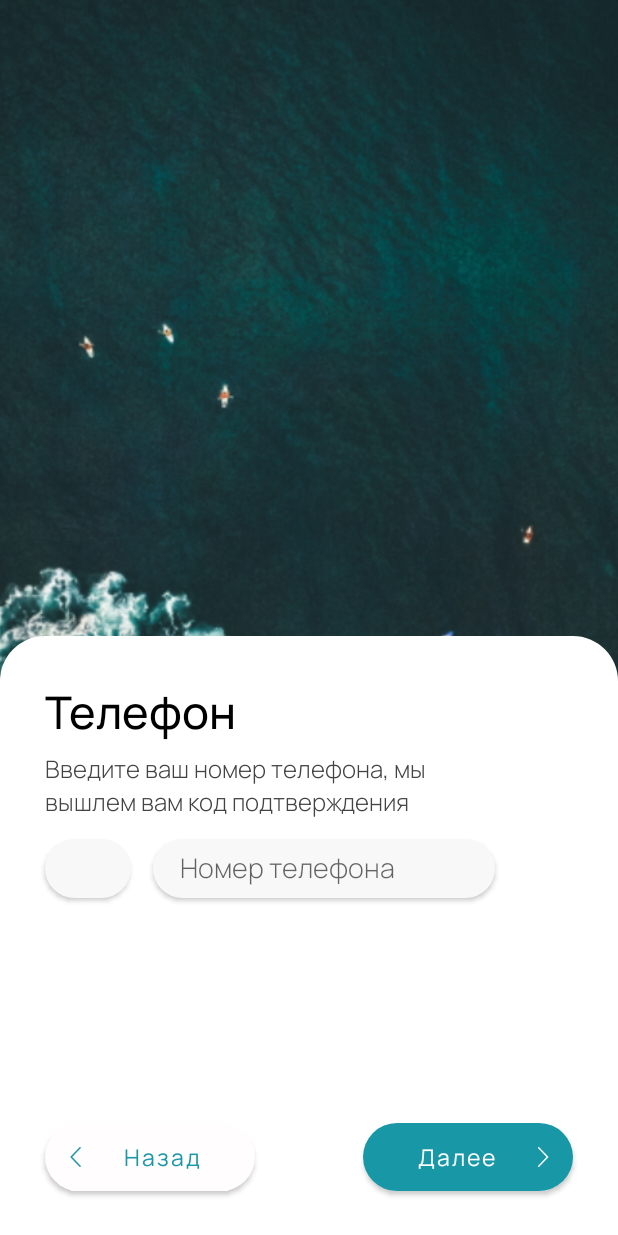
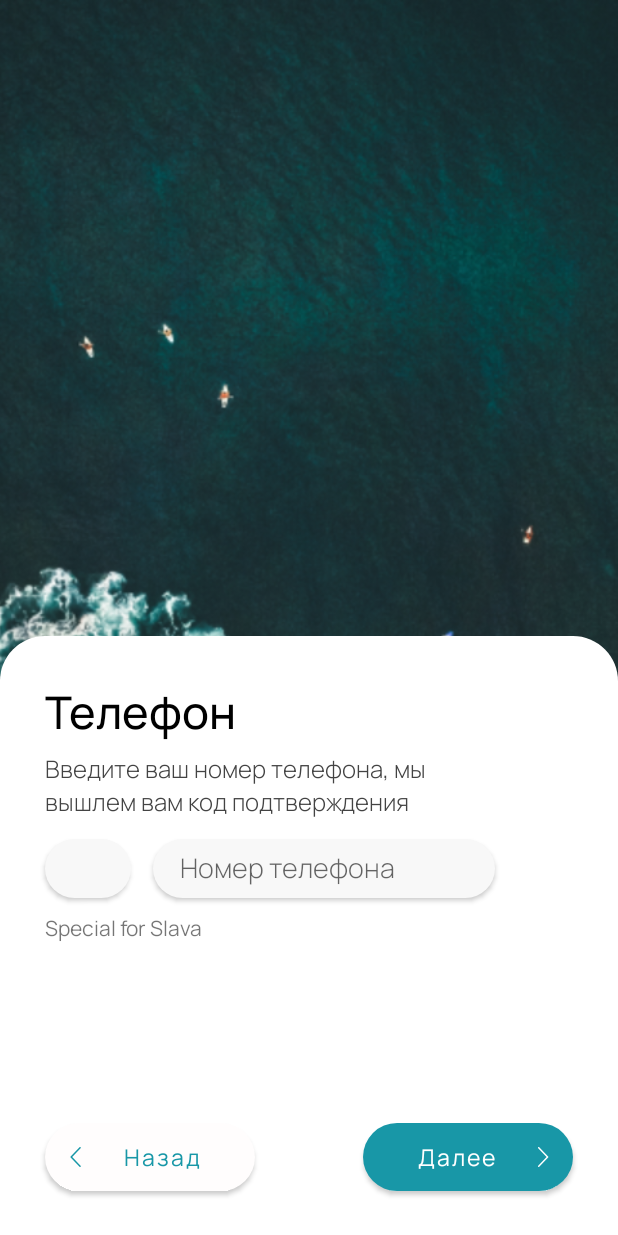
Before and after one commit to LightHope36/MedApp, an Android app: the auth3 screen opened directly, with no data from a screen before it, on a phone screen of 412 x 824 dp. Run offline under Robolectric (Android 15) with nearby library versions, the phone set to English and light mode, and no system bars; Roboto replaces fonts that are not available here.

Commit message:
strings fixed, added errortext

```diff
--- a/app/src/main/res/layout/activity_auth3.xml
+++ b/app/src/main/res/layout/activity_auth3.xml
@@ -124,6 +124,16 @@
             app:layout_constraintTop_toBottomOf="@+id/textView"
             tools:targetApi="lollipop" />
 
+        <TextView
+            android:id="@+id/errortext"
+            android:layout_width="wrap_content"
+            android:layout_height="wrap_content"
+            android:layout_marginStart="30dp"
+            android:layout_marginTop="10dp"
+            android:fontFamily="@font/manrope_regular"
+            android:text="Special for Slava"
+            app:layout_constraintStart_toStartOf="parent"
+            app:layout_constraintTop_toBottomOf="@+id/region_input" />
 
 
     </androidx.constraintlayout.widget.ConstraintLayout>
--- a/app/src/main/res/layout/activity_main.xml
+++ b/app/src/main/res/layout/activity_main.xml
@@ -15,7 +15,7 @@
         android:layout_marginStart="51dp"
         android:layout_marginTop="213dp"
         android:fontFamily="@font/manrope_medium"
-        android:text="@string/app_discription"
+        android:text="@string/app_discript"
         android:textColor="#000000"
         android:textSize="20sp"
         app:layout_constraintStart_toStartOf="parent"
--- a/app/src/main/res/values/strings.xml
+++ b/app/src/main/res/values/strings.xml
@@ -2,7 +2,7 @@
 
     <!-- Основные названия в приложении. -->
     <string name="app_name">МедКлик</string>
-    <string name="app_discription">Добро пожаловать в МедКлик!</string>
+    <string name="app_discript">Добро пожаловать в МедКлик!</string>
     <string name="Далее">Далее</string>
     <string name="Назад">Назад</string>
 
```
